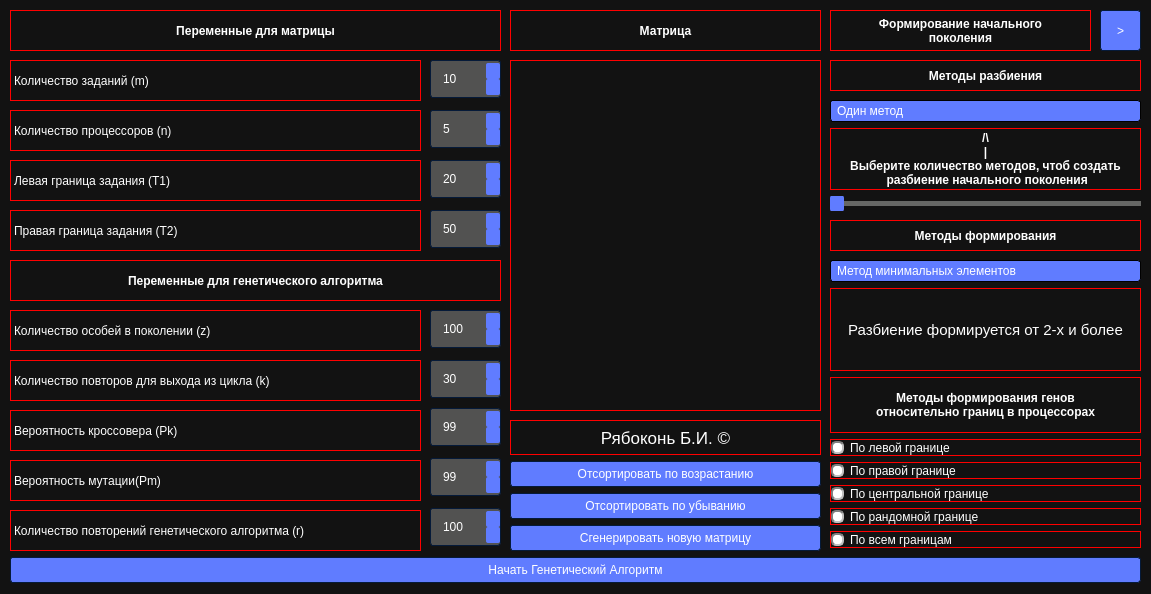
First picture: the form in diploma/UI/start_window.ui, repository socloseeee/Diploma_Scheduling_Theory, before the edit.
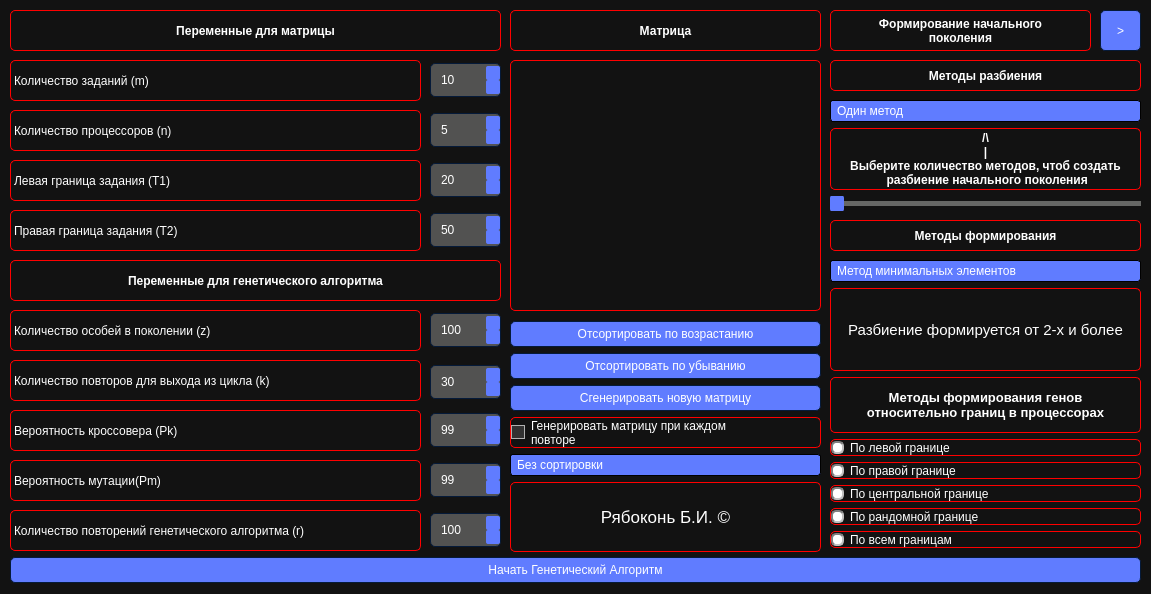
Second picture: the form after the edit. Icons and pictures are not drawn.

Diff of the .ui file:
```diff
--- a/diploma/UI/start_window.ui
+++ b/diploma/UI/start_window.ui
@@ -37,18 +37,12 @@
 SOFTWARE.
 */
 
-QPlainTextEdit
-{
-border: 4px solid red;
-}
-
 /*-----QWidget-----*/
 QWidget
 {
 	background-color: #121212;
 	color: #ffffff;
 	border-color: #051a39;
-
 }
 
 
@@ -58,6 +52,7 @@
 	background-color: transparent;
 	color: #ffffff;
 	border: 1px solid red;
+	border-radius: 5px;
 }
 
 
@@ -175,7 +170,7 @@
 	color: #ffffff;
 	border-style: solid;
 	border-width: 1px;
-	border-radius: 3px;
+	border-radius: 5px;
 	border-color: #051a39;
 	padding: 5px;
 
@@ -340,10 +335,9 @@
 {
 	background-color: #525251;
 	color: #ffffff;
-	border:1px solid #051a39;
-	border-radius: 3px;
-	padding : 10px;
-
+	border: 1px solid #051a39;
+	padding : 8px;
+	border-radius: 5px;
 }
 
 
@@ -467,24 +461,8 @@
 }
 
 
-/*-----QTextEdit-----*/
-QTextEdit
-{
-	background-color: #ffffff;
-	color: #010201;
-	border-color: #051a39;
-	border: 2px solid; border-color: red;
-}
 
 
-QTextEdit::disabled
-{
-	background-color: #404040;
-	color: #656565;
-	border-color: #051a39;
-
-}
-
 
 /*-----QGroupBox-----*/
 QGroupBox 
@@ -523,6 +501,12 @@
 
 
 /*-----QCheckBox-----*/
+QCheckBox
+{
+	border: 1px solid red;
+	border-radius: 5px;
+}
+
 QCheckBox::indicator
 {
     color: #b1b1b1;
@@ -569,6 +553,7 @@
 QRadioButton
 {
 		border: 1px solid red;
+		border-radius: 5px;
 }
 
 QRadioButton::indicator::unchecked
@@ -1503,9 +1488,9 @@
     <property name="geometry">
      <rect>
       <x>430</x>
-      <y>54</y>
+      <y>60</y>
       <width>71</width>
-      <height>51</height>
+      <height>41</height>
      </rect>
     </property>
     <layout class="QVBoxLayout" name="verticalLayout_13">
@@ -1525,9 +1510,9 @@
     <property name="geometry">
      <rect>
       <x>430</x>
-      <y>104</y>
+      <y>110</y>
       <width>71</width>
-      <height>51</height>
+      <height>41</height>
      </rect>
     </property>
     <layout class="QVBoxLayout" name="verticalLayout_14">
@@ -1547,9 +1532,9 @@
     <property name="geometry">
      <rect>
       <x>430</x>
-      <y>154</y>
+      <y>160</y>
       <width>71</width>
-      <height>51</height>
+      <height>41</height>
      </rect>
     </property>
     <layout class="QVBoxLayout" name="verticalLayout_15">
@@ -1569,9 +1554,9 @@
     <property name="geometry">
      <rect>
       <x>430</x>
-      <y>204</y>
+      <y>210</y>
       <width>71</width>
-      <height>51</height>
+      <height>41</height>
      </rect>
     </property>
     <layout class="QVBoxLayout" name="verticalLayout_17">
@@ -1591,9 +1576,9 @@
     <property name="geometry">
      <rect>
       <x>430</x>
-      <y>304</y>
+      <y>310</y>
       <width>71</width>
-      <height>51</height>
+      <height>41</height>
      </rect>
     </property>
     <layout class="QVBoxLayout" name="verticalLayout_19">
@@ -1613,9 +1598,9 @@
     <property name="geometry">
      <rect>
       <x>430</x>
-      <y>354</y>
+      <y>362</y>
       <width>71</width>
-      <height>51</height>
+      <height>41</height>
      </rect>
     </property>
     <layout class="QVBoxLayout" name="verticalLayout_20">
@@ -1635,9 +1620,9 @@
     <property name="geometry">
      <rect>
       <x>430</x>
-      <y>402</y>
+      <y>410</y>
       <width>71</width>
-      <height>51</height>
+      <height>41</height>
      </rect>
     </property>
     <layout class="QVBoxLayout" name="verticalLayout_21">
@@ -1657,9 +1642,9 @@
     <property name="geometry">
      <rect>
       <x>430</x>
-      <y>452</y>
+      <y>460</y>
       <width>71</width>
-      <height>51</height>
+      <height>41</height>
      </rect>
     </property>
     <layout class="QVBoxLayout" name="verticalLayout_22">
@@ -1679,9 +1664,9 @@
     <property name="geometry">
      <rect>
       <x>430</x>
-      <y>502</y>
+      <y>510</y>
       <width>71</width>
-      <height>51</height>
+      <height>41</height>
      </rect>
     </property>
     <layout class="QVBoxLayout" name="verticalLayout_23">
@@ -1703,7 +1688,7 @@
       <x>510</x>
       <y>60</y>
       <width>311</width>
-      <height>351</height>
+      <height>251</height>
      </rect>
     </property>
     <layout class="QVBoxLayout" name="verticalLayout_24">
@@ -1909,6 +1894,7 @@
       <widget class="QLabel" name="label_15">
        <property name="font">
         <font>
+         <pointsize>10</pointsize>
          <weight>75</weight>
          <bold>true</bold>
         </font>
@@ -1963,27 +1949,12 @@
     <property name="geometry">
      <rect>
       <x>510</x>
-      <y>420</y>
+      <y>321</y>
       <width>311</width>
-      <height>131</height>
+      <height>231</height>
      </rect>
     </property>
     <layout class="QVBoxLayout" name="verticalLayout_30">
-     <item>
-      <widget class="QLabel" name="label_16">
-       <property name="font">
-        <font>
-         <pointsize>13</pointsize>
-        </font>
-       </property>
-       <property name="text">
-        <string>Рябоконь Б.И. ©</string>
-       </property>
-       <property name="alignment">
-        <set>Qt::AlignCenter</set>
-       </property>
-      </widget>
-     </item>
      <item>
       <widget class="QPushButton" name="pushButton_5">
        <property name="text">
@@ -2005,6 +1976,48 @@
        </property>
       </widget>
      </item>
+     <item>
+      <widget class="QCheckBox" name="checkBox">
+       <property name="text">
+        <string>Генерировать матрицу при каждом
+повторе</string>
+       </property>
+      </widget>
+     </item>
+     <item>
+      <widget class="QComboBox" name="comboBox_2">
+       <item>
+        <property name="text">
+         <string>Без сортировки</string>
+        </property>
+       </item>
+       <item>
+        <property name="text">
+         <string>Отсортированно по возрастанию</string>
+        </property>
+       </item>
+       <item>
+        <property name="text">
+         <string>Отсортированно по убыванию</string>
+        </property>
+       </item>
+      </widget>
+     </item>
+     <item>
+      <widget class="QLabel" name="label_16">
+       <property name="font">
+        <font>
+         <pointsize>13</pointsize>
+        </font>
+       </property>
+       <property name="text">
+        <string>Рябоконь Б.И. ©</string>
+       </property>
+       <property name="alignment">
+        <set>Qt::AlignCenter</set>
+       </property>
+      </widget>
+     </item>
     </layout>
    </widget>
    <widget class="QWidget" name="verticalLayoutWidget_30">
```
